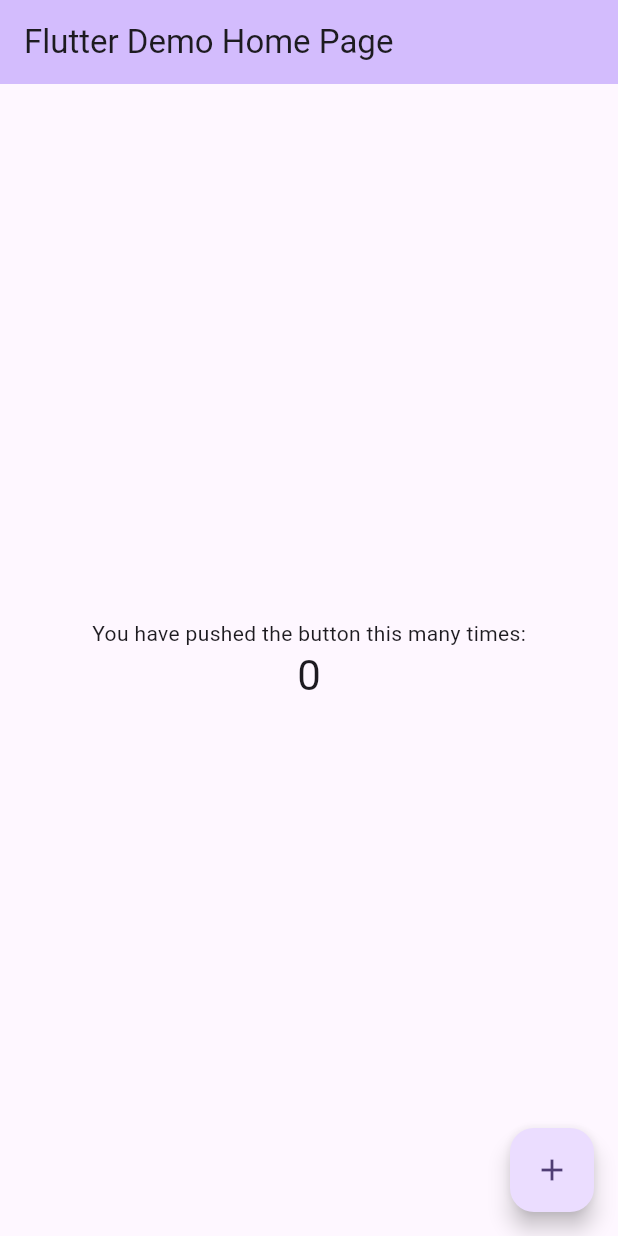
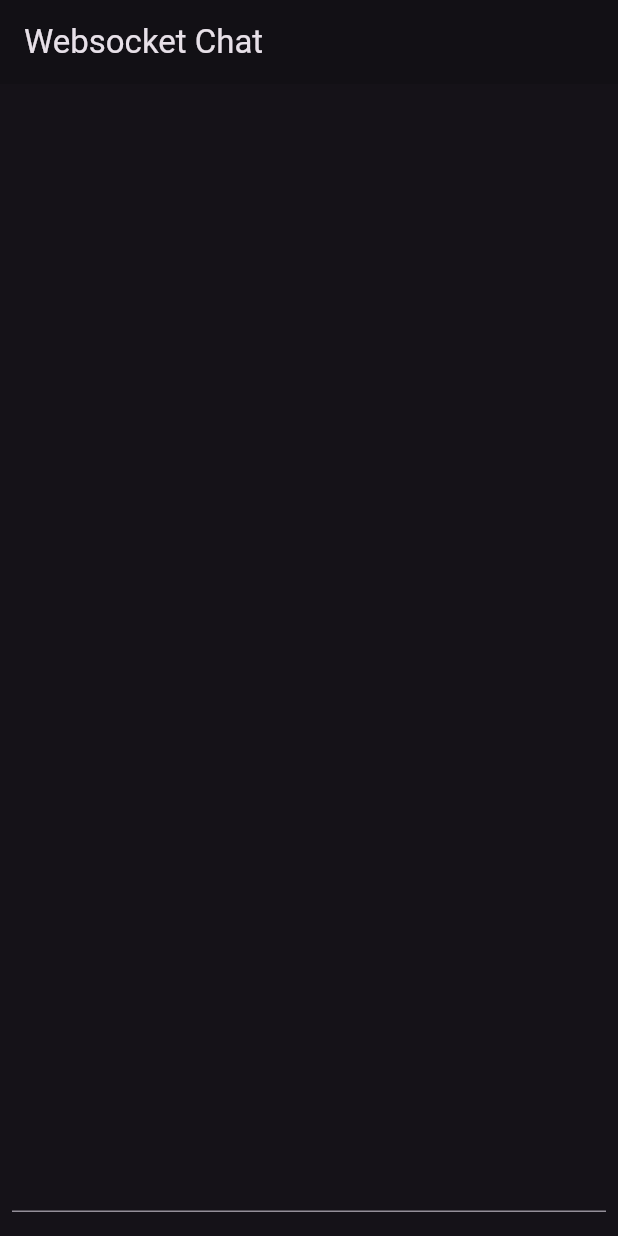
Before and after one commit to AndriiM14/websockets_chat, a Flutter app: the screen it shows after launch, on a phone screen of 412 x 824 dp. Run offline on Flutter 3.47's test engine with Material 2 defaults, Android fonts, the phone set to English and light mode, and no system bars; network calls fail.

Commit message:
implemented simple webscoket chat client

```diff
--- a/client/lib/main.dart
+++ b/client/lib/main.dart
@@ -1,4 +1,7 @@
+import 'dart:collection';
+
 import 'package:flutter/material.dart';
+import 'package:web_socket_channel/web_socket_channel.dart';
 
 void main() {
   runApp(const MyApp());
@@ -7,46 +10,24 @@ void main() {
 class MyApp extends StatelessWidget {
   const MyApp({super.key});
 
-  // This widget is the root of your application.
   @override
   Widget build(BuildContext context) {
     return MaterialApp(
-      title: 'Flutter Demo',
+      title: 'Chat client',
       theme: ThemeData(
-        // This is the theme of your application.
-        //
-        // TRY THIS: Try running your application with "flutter run". You'll see
-        // the application has a blue toolbar. Then, without quitting the app,
-        // try changing the seedColor in the colorScheme below to Colors.green
-        // and then invoke "hot reload" (save your changes or press the "hot
-        // reload" button in a Flutter-supported IDE, or press "r" if you used
-        // the command line to start the app).
-        //
-        // Notice that the counter didn't reset back to zero; the application
-        // state is not lost during the reload. To reset the state, use hot
-        // restart instead.
-        //
-        // This works for code too, not just values: Most code changes can be
-        // tested with just a hot reload.
-        colorScheme: ColorScheme.fromSeed(seedColor: Colors.deepPurple),
+        colorScheme: ColorScheme.fromSeed(
+            seedColor: Colors.deepPurple,
+            background: Colors.black12,
+            brightness: Brightness.dark),
         useMaterial3: true,
       ),
-      home: const MyHomePage(title: 'Flutter Demo Home Page'),
+      home: const MyHomePage(title: 'Websocket Chat'),
     );
   }
 }
 
 class MyHomePage extends StatefulWidget {
   const MyHomePage({super.key, required this.title});
-
-  // This widget is the home page of your application. It is stateful, meaning
-  // that it has a State object (defined below) that contains fields that affect
-  // how it looks.
-
-  // This class is the configuration for the state. It holds the values (in this
-  // case the title) provided by the parent (in this case the App widget) and
-  // used by the build method of the State. Fields in a Widget subclass are
-  // always marked "final".
 
   final String title;
 
@@ -55,71 +36,86 @@ class MyHomePage extends StatefulWidget {
 }
 
 class _MyHomePageState extends State<MyHomePage> {
-  int _counter = 0;
+  final _wsUrl = Uri.parse('ws://127.0.0.1:8080');
+  late final _wsChannel = WebSocketChannel.connect(_wsUrl);
 
-  void _incrementCounter() {
-    setState(() {
-      // This call to setState tells the Flutter framework that something has
-      // changed in this State, which causes it to rerun the build method below
-      // so that the display can reflect the updated values. If we changed
-      // _counter without calling setState(), then the build method would not be
-      // called again, and so nothing would appear to happen.
-      _counter++;
+  late TextEditingController _inputController;
+  String _input = '';
+
+  final _messeges = Queue<String>();
+
+  void _handleSend() {
+    _wsChannel.sink.add(_input);
+  }
+
+  @override
+  void initState() {
+    _inputController = TextEditingController();
+    _inputController.addListener(() {
+      setState(() {
+        _input = _inputController.text;
+      });
     });
+
+    _wsChannel.stream.listen((final message) {
+      setState(() {
+        _messeges.addFirst(message);
+      });
+    });
+
+    super.initState();
+  }
+
+  @override
+  void dispose() {
+    _inputController.dispose();
+    _wsChannel.sink.close();
+
+    super.dispose();
   }
 
   @override
   Widget build(BuildContext context) {
-    // This method is rerun every time setState is called, for instance as done
-    // by the _incrementCounter method above.
-    //
-    // The Flutter framework has been optimized to make rerunning build methods
-    // fast, so that you can just rebuild anything that needs updating rather
-    // than having to individually change instances of widgets.
     return Scaffold(
       appBar: AppBar(
-        // TRY THIS: Try changing the color here to a specific color (to
-        // Colors.amber, perhaps?) and trigger a hot reload to see the AppBar
-        // change color while the other colors stay the same.
-        backgroundColor: Theme.of(context).colorScheme.inversePrimary,
-        // Here we take the value from the MyHomePage object that was created by
-        // the App.build method, and use it to set our appbar title.
+        backgroundColor: Theme.of(context).colorScheme.background,
         title: Text(widget.title),
       ),
-      body: Center(
-        // Center is a layout widget. It takes a single child and positions it
-        // in the middle of the parent.
-        child: Column(
-          // Column is also a layout widget. It takes a list of children and
-          // arranges them vertically. By default, it sizes itself to fit its
-          // children horizontally, and tries to be as tall as its parent.
-          //
-          // Column has various properties to control how it sizes itself and
-          // how it positions its children. Here we use mainAxisAlignment to
-          // center the children vertically; the main axis here is the vertical
-          // axis because Columns are vertical (the cross axis would be
-          // horizontal).
-          //
-          // TRY THIS: Invoke "debug painting" (choose the "Toggle Debug Paint"
-          // action in the IDE, or press "p" in the console), to see the
-          // wireframe for each widget.
-          mainAxisAlignment: MainAxisAlignment.center,
-          children: <Widget>[
-            const Text(
-              'You have pushed the button this many times:',
+      body: Column(
+        children: [
+          Expanded(
+            child: Align(
+              alignment: Alignment.topCenter,
+              child: ListView.separated(
+                  shrinkWrap: true,
+                  reverse: true,
+                  itemBuilder: (context, index) =>
+                      Text(_messeges.toList()[index]),
+                  separatorBuilder: (_, __) => const SizedBox(
+                        height: 12,
+                      ),
+                  itemCount: _messeges.length),
             ),
-            Text(
-              '$_counter',
-              style: Theme.of(context).textTheme.headlineMedium,
+          ),
+          Padding(
+            padding:
+                const EdgeInsets.symmetric(horizontal: 8.0, vertical: 16.0),
+            child: Form(
+              child: TextFormField(
+                controller: _inputController,
+                decoration: InputDecoration(
+                    suffixIcon: _input.isEmpty
+                        ? null
+                        : InkWell(
+                            child: const Icon(Icons.send),
+                            // ignore: avoid_print
+                            onTap: _handleSend,
+                          )),
+              ),
             ),
-          ],
-        ),
+          )
+        ],
       ),
-      floatingActionButton: FloatingActionButton(
-        onPressed: _incrementCounter,
-        tooltip: 'Increment',
-        child: const Icon(Icons.add),
-      ), // This trailing comma makes auto-formatting nicer for build methods.
     );
   }
 }
--- a/client/pubspec.yaml
+++ b/client/pubspec.yaml
@@ -35,6 +35,7 @@ dependencies:
   # The following adds the Cupertino Icons font to your application.
   # Use with the CupertinoIcons class for iOS style icons.
   cupertino_icons: ^1.0.2
+  web_socket_channel: ^2.4.0
 
 dev_dependencies:
   flutter_test:
```
Also changed, not shown: client/pubspec.lock.
